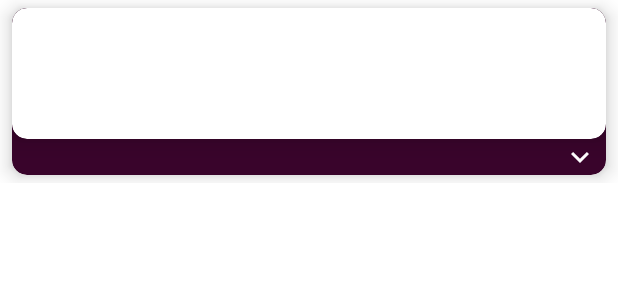
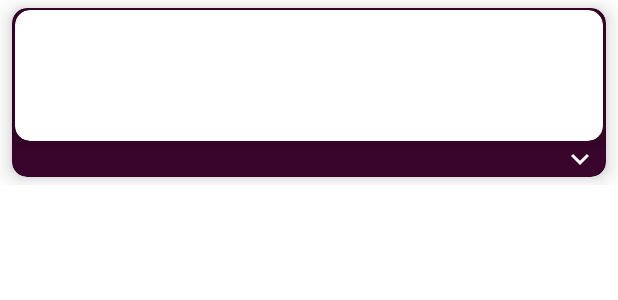
Before and after one commit to subhojit17/Timeline, an Android app: the layout recycleelement.xml on its own in the app's theme, with its tools: preview values and no code run, on a phone screen of 412 x 824 dp. Shown: the top 300 px of the screen. Run offline under Robolectric (Android 15) with nearby library versions, the phone set to English and light mode, and no system bars; network calls fail.

Commit message:
updated UI design

```diff
--- a/app/src/main/res/layout/recycleelement.xml
+++ b/app/src/main/res/layout/recycleelement.xml
@@ -28,6 +28,8 @@
                 android:layout_width="match_parent"
                 android:layout_height="wrap_content"
                 app:cardBackgroundColor="@color/card_back"
+                android:layout_marginHorizontal="1.8dp"
+                android:layout_marginTop="1dp"
                 app:cardCornerRadius="10dp"
                 app:cardElevation="10dp">
 
```
